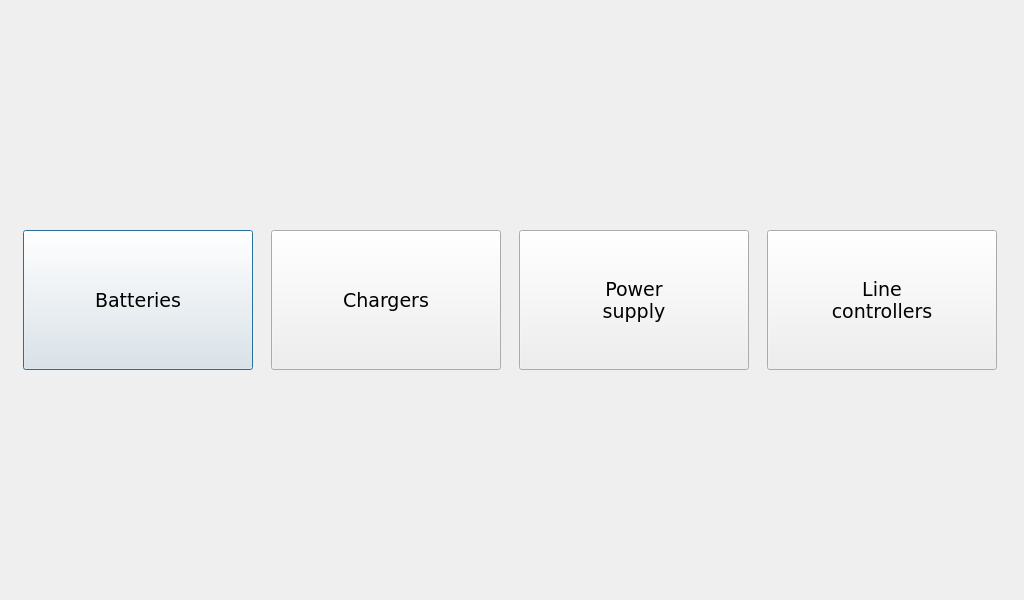
This is sterownik_glowny/bc_client/cdevicedialog.ui in bremenpl/bateria_cenralna as Qt 5 draws it before an edit. The edited form follows.
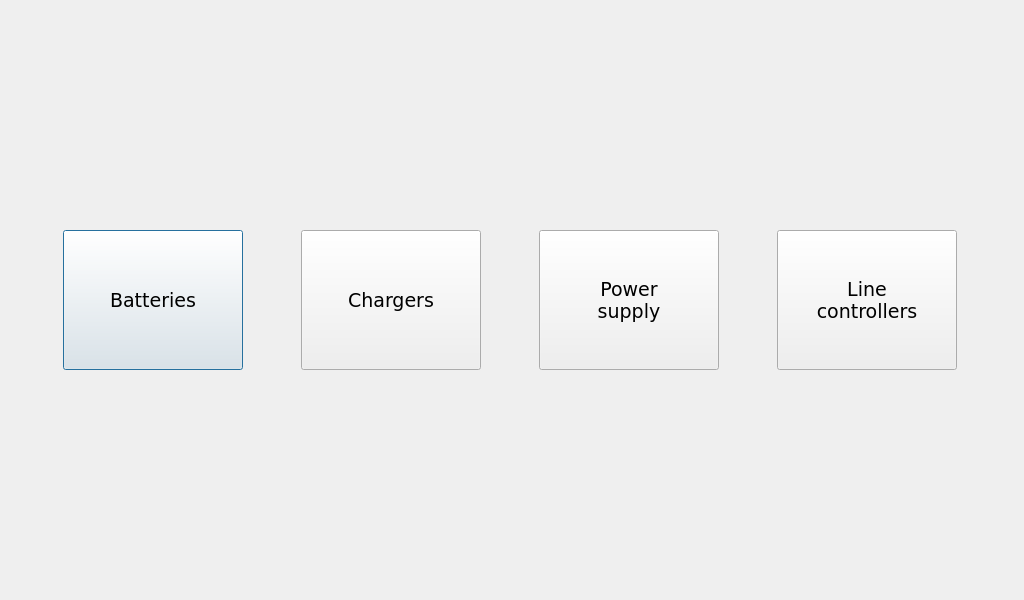
This is the edited form. Icons and pictures are not drawn.

```diff
--- a/sterownik_glowny/bc_client/cdevicedialog.ui
+++ b/sterownik_glowny/bc_client/cdevicedialog.ui
@@ -24,13 +24,13 @@
      </property>
      <property name="minimumSize">
       <size>
-       <width>230</width>
+       <width>180</width>
        <height>140</height>
       </size>
      </property>
      <property name="maximumSize">
       <size>
-       <width>230</width>
+       <width>180</width>
        <height>140</height>
       </size>
      </property>
@@ -50,8 +50,8 @@
      </property>
      <property name="iconSize">
       <size>
-       <width>128</width>
-       <height>128</height>
+       <width>70</width>
+       <height>70</height>
       </size>
      </property>
      <property name="checkable">
@@ -69,13 +69,13 @@
      </property>
      <property name="minimumSize">
       <size>
-       <width>230</width>
+       <width>180</width>
        <height>140</height>
       </size>
      </property>
      <property name="maximumSize">
       <size>
-       <width>230</width>
+       <width>180</width>
        <height>140</height>
       </size>
      </property>
@@ -95,8 +95,8 @@
      </property>
      <property name="iconSize">
       <size>
-       <width>128</width>
-       <height>128</height>
+       <width>70</width>
+       <height>70</height>
       </size>
      </property>
      <property name="checkable">
@@ -114,13 +114,13 @@
      </property>
      <property name="minimumSize">
       <size>
-       <width>230</width>
+       <width>180</width>
        <height>140</height>
       </size>
      </property>
      <property name="maximumSize">
       <size>
-       <width>230</width>
+       <width>180</width>
        <height>140</height>
       </size>
      </property>
@@ -141,8 +141,8 @@
      </property>
      <property name="iconSize">
       <size>
-       <width>128</width>
-       <height>128</height>
+       <width>70</width>
+       <height>70</height>
       </size>
      </property>
      <property name="checkable">
@@ -160,13 +160,13 @@
      </property>
      <property name="minimumSize">
       <size>
-       <width>230</width>
+       <width>180</width>
        <height>140</height>
       </size>
      </property>
      <property name="maximumSize">
       <size>
-       <width>230</width>
+       <width>180</width>
        <height>140</height>
       </size>
      </property>
@@ -187,8 +187,8 @@
      </property>
      <property name="iconSize">
       <size>
-       <width>128</width>
-       <height>128</height>
+       <width>70</width>
+       <height>70</height>
       </size>
      </property>
      <property name="checkable">
```
